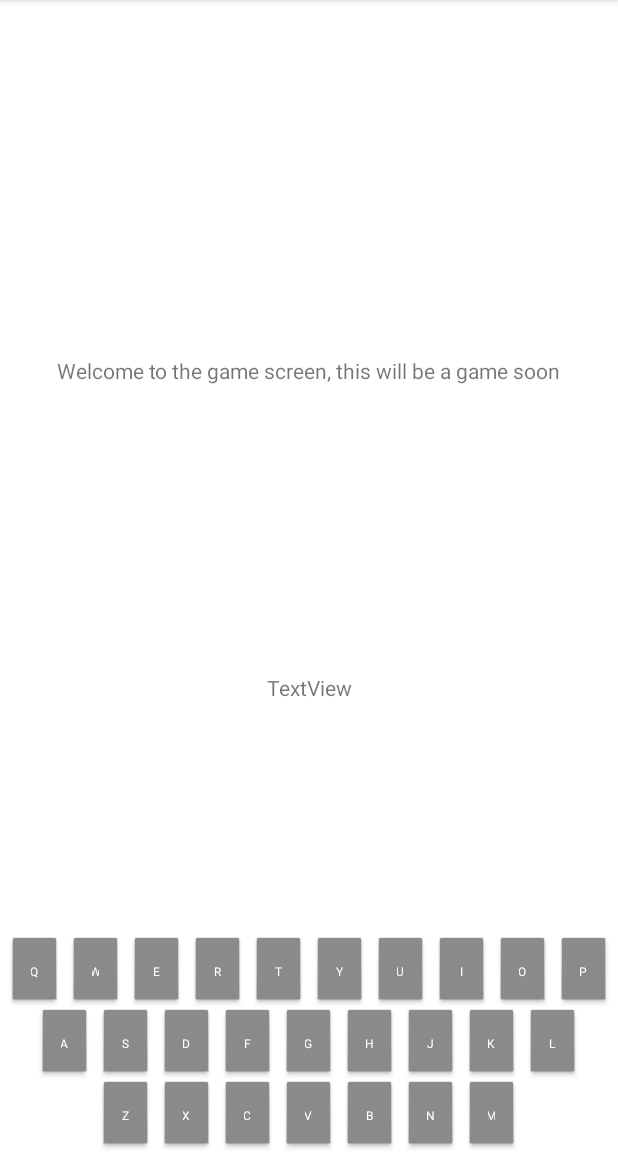
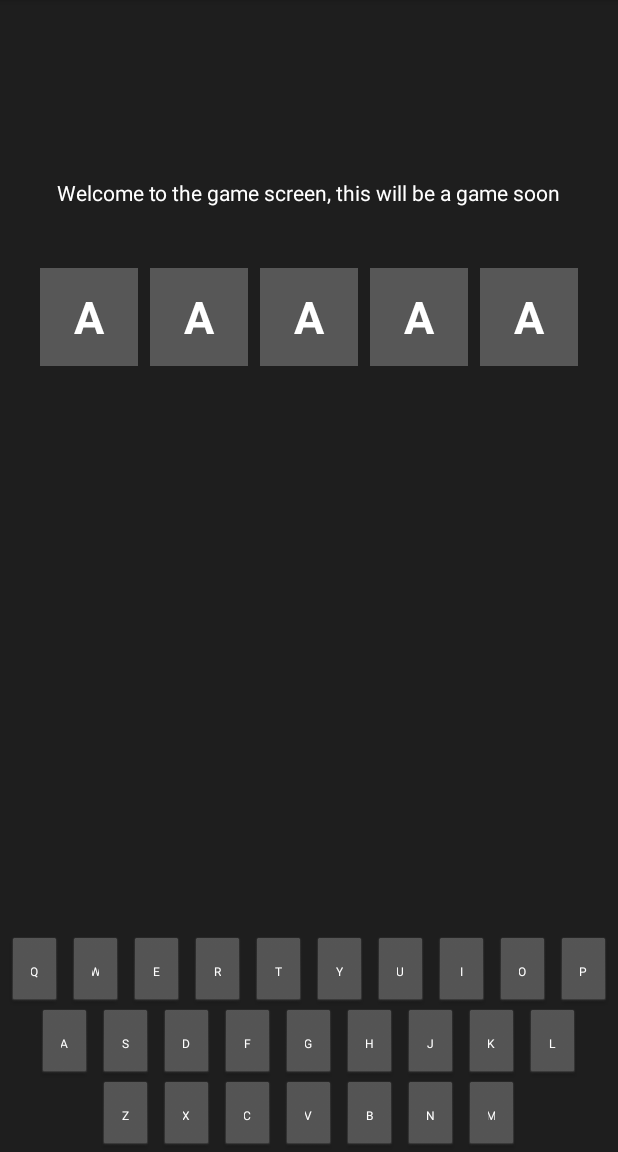
Before and after one commit to RuskDev/Spello, an Android app: the GameActivity screen opened directly, with no data from a screen before it, on a phone screen of 412 x 824 dp, the part 84-1236 px from its top. Run offline under Robolectric (Android 15) with nearby library versions, the phone set to English and light mode, and no system bars.

Commit message:
CHanged background
Started adding letter views

```diff
--- a/app/src/main/java/com/rdev/spello/GameActivity.java
+++ b/app/src/main/java/com/rdev/spello/GameActivity.java
@@ -41,34 +41,34 @@ public class GameActivity extends AppCompatActivity implements View.OnClickListe
     protected void onCreate(Bundle savedInstanceState) {
         super.onCreate(savedInstanceState);
         setContentView(R.layout.game_activity);
-        gameMaster = new GameMaster(findViewById(R.id.textTemp));
+//        gameMaster = new GameMaster(findViewById(R.id.textTemp));
 
-        qKey = (Button) findViewById(R.id.qKey);
-        wKey = (Button) findViewById(R.id.wKey);
-        eKey = (Button) findViewById(R.id.eKey);
-        rKey = (Button) findViewById(R.id.rKey);
-        tKey = (Button) findViewById(R.id.tKey);
-        yKey = (Button) findViewById(R.id.yKey);
-        uKey = (Button) findViewById(R.id.uKey);
-        iKey = (Button) findViewById(R.id.iKey);
-        oKey = (Button) findViewById(R.id.oKey);
-        pKey = (Button) findViewById(R.id.pKey);
-        aKey = (Button) findViewById(R.id.aKey);
-        sKey = (Button) findViewById(R.id.sKey);
-        dKey = (Button) findViewById(R.id.dKey);
-        fKey = (Button) findViewById(R.id.fKey);
-        gKey = (Button) findViewById(R.id.gKey);
-        hKey = (Button) findViewById(R.id.hKey);
-        jKey = (Button) findViewById(R.id.jKey);
-        kKey = (Button) findViewById(R.id.kKey);
-        lKey = (Button) findViewById(R.id.lKey);
-        zKey = (Button) findViewById(R.id.zKey);
-        xKey = (Button) findViewById(R.id.xKey);
-        cKey = (Button) findViewById(R.id.cKey);
-        vKey = (Button) findViewById(R.id.vKey);
-        bKey = (Button) findViewById(R.id.bKey);
-        nKey = (Button) findViewById(R.id.nKey);
-        mKey = (Button) findViewById(R.id.mKey);
+        qKey = findViewById(R.id.qKey);
+        wKey = findViewById(R.id.wKey);
+        eKey = findViewById(R.id.eKey);
+        rKey = findViewById(R.id.rKey);
+        tKey = findViewById(R.id.tKey);
+        yKey = findViewById(R.id.yKey);
+        uKey = findViewById(R.id.uKey);
+        iKey = findViewById(R.id.iKey);
+        oKey = findViewById(R.id.oKey);
+        pKey = findViewById(R.id.pKey);
+        aKey = findViewById(R.id.aKey);
+        sKey = findViewById(R.id.sKey);
+        dKey = findViewById(R.id.dKey);
+        fKey = findViewById(R.id.fKey);
+        gKey = findViewById(R.id.gKey);
+        hKey = findViewById(R.id.hKey);
+        jKey = findViewById(R.id.jKey);
+        kKey = findViewById(R.id.kKey);
+        lKey = findViewById(R.id.lKey);
+        zKey = findViewById(R.id.zKey);
+        xKey = findViewById(R.id.xKey);
+        cKey = findViewById(R.id.cKey);
+        vKey = findViewById(R.id.vKey);
+        bKey = findViewById(R.id.bKey);
+        nKey = findViewById(R.id.nKey);
+        mKey = findViewById(R.id.mKey);
 
 
         setClickListeners();
--- a/app/src/main/res/layout/game_activity.xml
+++ b/app/src/main/res/layout/game_activity.xml
@@ -3,21 +3,23 @@
     xmlns:app="http://schemas.android.com/apk/res-auto"
     xmlns:tools="http://schemas.android.com/tools"
     android:layout_width="match_parent"
-    android:layout_height="match_parent">
+    android:layout_height="match_parent"
+    android:background="@color/gameBackgroundColor">
 
     <TextView
         android:id="@+id/WelcomeGame"
+        android:textColor="@color/white"
         android:layout_width="wrap_content"
         android:layout_height="wrap_content"
         android:text="Welcome to the game screen, this will be a game soon"
-        app:layout_constraintBottom_toTopOf="@+id/tableLayout"
+        app:layout_constraintBottom_toTopOf="@+id/lettersTableLayout"
         app:layout_constraintEnd_toEndOf="parent"
         app:layout_constraintStart_toStartOf="parent"
         app:layout_constraintTop_toTopOf="parent"
-        app:layout_constraintVertical_bias="0.393" />
+        app:layout_constraintVertical_bias="0.763" />
 
     <TableLayout
-        android:id="@+id/tableLayout"
+        android:id="@+id/keysTableLayout"
         android:layout_width="409dp"
         android:layout_height="wrap_content"
         android:stretchColumns="*"
@@ -208,15 +210,48 @@
 
     </TableLayout>
 
-    <TextView
-        android:id="@+id/textTemp"
-        android:layout_width="wrap_content"
-        android:layout_height="wrap_content"
-        android:layout_marginTop="36dp"
-        android:text="TextView"
-        app:layout_constraintBottom_toTopOf="@+id/tableLayout"
+    <TableLayout
+        android:id="@+id/lettersTableLayout"
+        android:layout_width="0dp"
+        android:layout_height="179dp"
+        android:layout_marginBottom="228dp"
+        app:layout_constraintBottom_toTopOf="@+id/keysTableLayout"
         app:layout_constraintEnd_toEndOf="parent"
         app:layout_constraintStart_toStartOf="parent"
-        app:layout_constraintTop_toBottomOf="@+id/WelcomeGame" />
+        app:layout_constraintTop_toTopOf="parent"
+        app:layout_constraintVertical_bias="0.805">
+
+        <TableRow
+            android:layout_width="match_parent"
+            android:layout_height="match_parent"
+            android:gravity="center_horizontal">
+
+            <TextView
+                android:id="@+id/letter1A"
+                style="@style/letterSpace"
+                android:text="A" />
+
+            <TextView
+                android:id="@+id/letter1B"
+                style="@style/letterSpace"
+                android:text="A" />
+
+            <TextView
+                android:id="@+id/letter1C"
+                style="@style/letterSpace"
+                android:text="A" />
+
+            <TextView
+                android:id="@+id/letter1D"
+                style="@style/letterSpace"
+                android:text="A" />
+
+            <TextView
+                android:id="@+id/letter1E"
+                style="@style/letterSpace"
+                android:text="A" />
+        </TableRow>
+
+    </TableLayout>
 
 </androidx.constraintlayout.widget.ConstraintLayout>
--- a/app/src/main/res/values/colors.xml
+++ b/app/src/main/res/values/colors.xml
@@ -7,5 +7,10 @@
     <color name="teal_700">#FF018786</color>
     <color name="black">#FF000000</color>
     <color name="white">#FFFFFFFF</color>
-    <color name="activeButtonCol">#878787</color>
+    <color name="activeButtonCol">#575757</color>
+    <color name="unselectedLetter">#575757</color>
+    <color name="wrongLetter">#262626</color>
+    <color name="rightLetter">#36d600</color>
+    <color name="wrongPlace">#fc8c03</color>
+    <color name="gameBackgroundColor">#1E1E1E</color>
 </resources>
--- a/app/src/main/res/values/dims.xml
+++ b/app/src/main/res/values/dims.xml
@@ -4,5 +4,9 @@
     <dimen name="keyWidth">34dp</dimen>
     <dimen name="keyPad">2dp</dimen>
     <dimen name="keyFontSize">8sp</dimen>
+    <dimen name="letterFontSize">30sp</dimen>
+    <dimen name="letterWidth">65dp</dimen>
+    <dimen name="letterHeight">65dp</dimen>
+    <dimen name="letterMargin">4dp</dimen>
 
 </resources>
--- a/app/src/main/res/values/styles.xml
+++ b/app/src/main/res/values/styles.xml
@@ -10,5 +10,16 @@
         <item name="android:textColor">@color/white</item>
     </style>
 
+    <style name="letterSpace" parent="android:Widget.TextView">
+        <item name="android:background">@color/unselectedLetter</item>
+        <item name="android:layout_width">@dimen/letterHeight</item>
+        <item name="android:layout_height">@dimen/letterHeight</item>
+        <item name="android:textSize">@dimen/letterFontSize</item>
+        <item name="android:textColor">@color/white</item>
+        <item name="android:gravity">center</item>
+        <item name="android:layout_margin">@dimen/letterMargin</item>
+        <item name="android:textStyle">bold</item>
+    </style>
+
 
 </resources>
```
